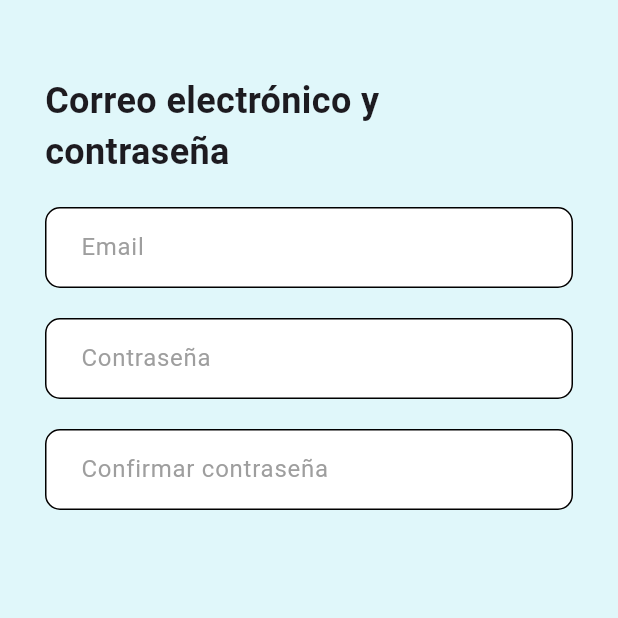
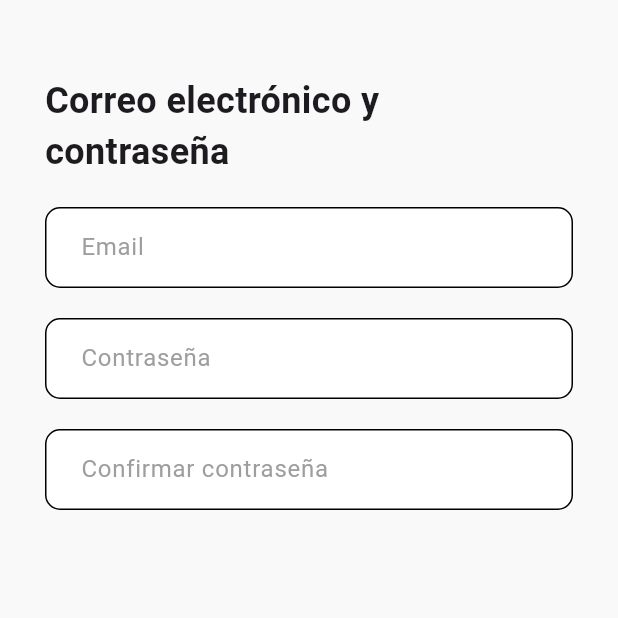
Before and after one commit to iCris-glich/enlace, a Flutter app: the Registro screen opened by its route, on a phone screen of 412 x 824 dp, the top half of it. Run offline on Flutter 3.47's test engine with Material 3 defaults, Android fonts, the phone set to English and light mode, and no system bars; our stand-ins replace cloud_firestore, firebase_auth, firebase_core, firebase_storage, google_sign_in, image_picker and 4 more; accounts and stored records are empty; network calls fail.

Commit message:
Cambio al color base

```diff
--- a/lib/screens/registro.dart
+++ b/lib/screens/registro.dart
@@ -187,7 +187,7 @@ class Estado extends State<Registro> {
   @override
   Widget build(BuildContext context) {
     return Scaffold(
-      backgroundColor: const Color(0xffE0F7FA),
+      backgroundColor: const Color.fromARGB(255, 249, 249, 249),
       body: PageView(
         children: [
           _buildPrimeraPantalla(),
```
